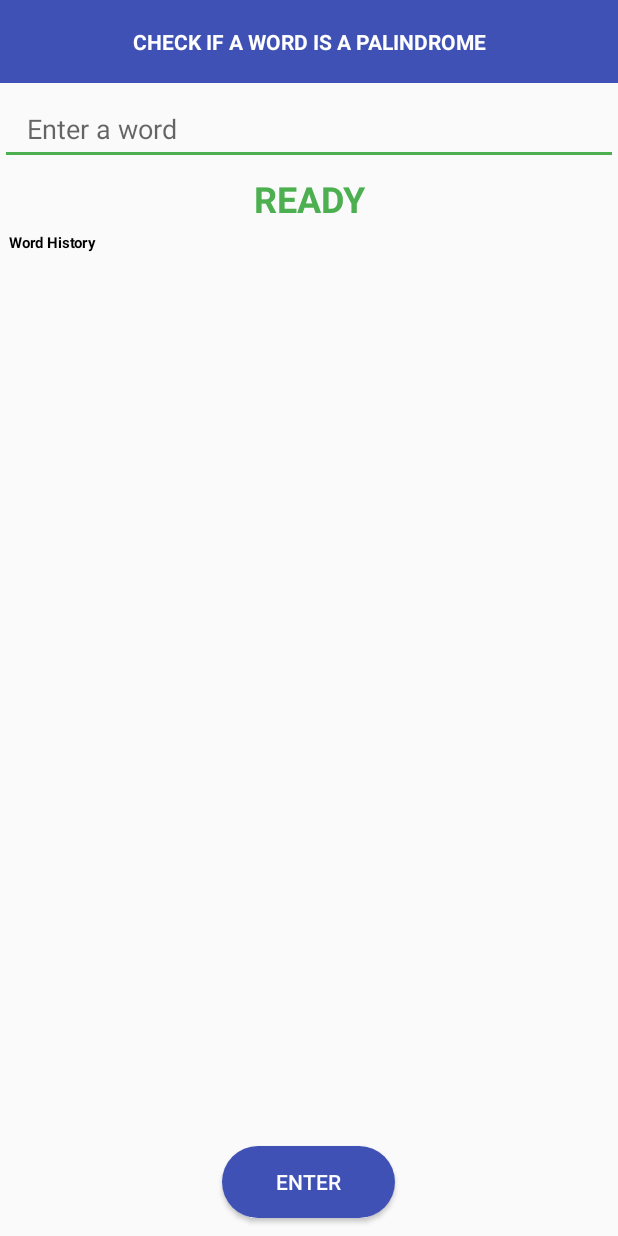
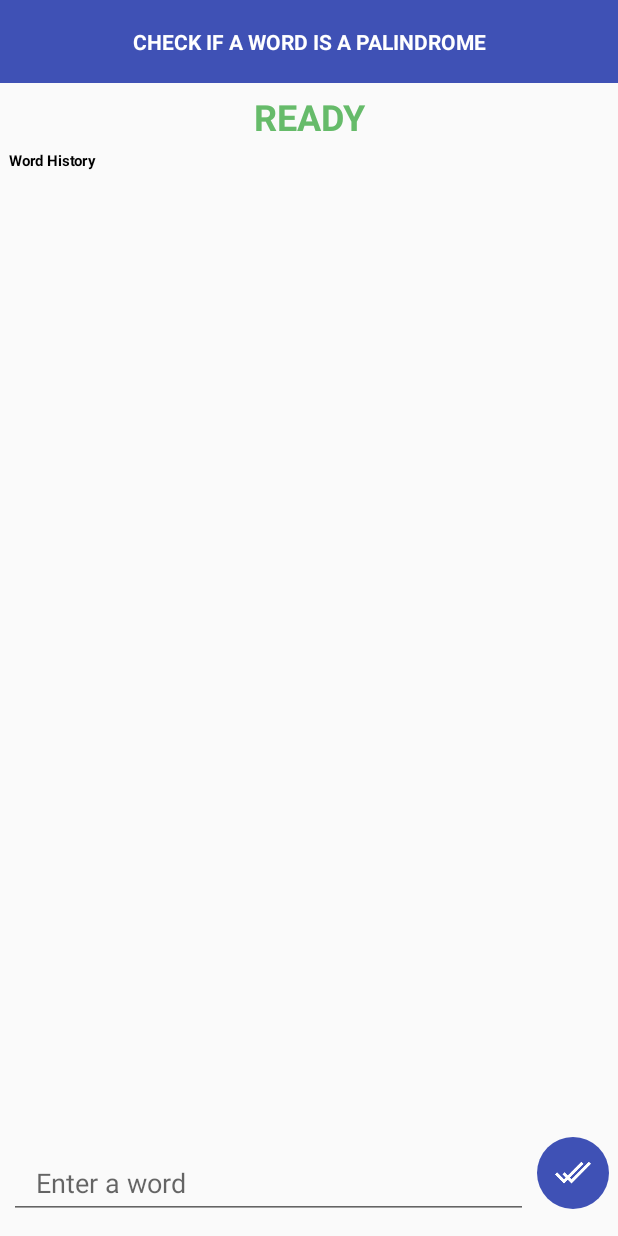
Before and after one commit to harrytrandesign/android_dev_is_palindrome, an Android app: the screen it shows after launch (MainActivity), on a phone screen of 412 x 824 dp. Run offline under Robolectric (Android 15) with nearby library versions, the phone set to English and light mode, and no system bars.

Commit message:
Added an OnEditorActionListener to userInput and imeOptions to the xml ImageButton.
When user inputs a string > 0 check if palindrome and close the soft keyboard programmatically.

Converted Button to ImageButton with white check mark icon.

Redesigned the main activity layout to have the edittext and button in a horizontal linear layout view at the bottom of the layout.

```diff
--- a/app/src/main/res/layout/activity_main.xml
+++ b/app/src/main/res/layout/activity_main.xml
@@ -13,13 +13,6 @@
         style="@style/textview_title_header"
         android:text="@string/main_title"/>
 
-    <EditText
-        android:id="@+id/user_input"
-        style="@style/edittext_user_input"
-        android:hint="@string/edittext_word_hint"
-        android:inputType="text"
-        android:maxLength="50"/>
-
     <TextView
         android:id="@+id/textview_result"
         style="@style/textview_result_view"
@@ -34,10 +27,30 @@
         android:id="@+id/recyclerview_old_words"
         style="@style/recyclerview_list"/>
 
-    <Button
-        android:id="@+id/submit_button"
-        style="@style/button_submit_input"
-        android:text="@string/enter_button"
-        android:textColor="@android:color/white"/>
+    <LinearLayout
+        android:layout_width="match_parent"
+        android:layout_height="wrap_content"
+        android:layout_marginLeft="@dimen/standard_margin"
+        android:layout_marginRight="@dimen/standard_margin"
+        android:orientation="horizontal">
+
+        <EditText
+            android:id="@+id/user_input"
+            style="@style/edittext_user_input"
+            android:hint="@string/edittext_word_hint"
+            android:inputType="text"
+            android:maxLength="50"
+            android:singleLine="true"/>
+
+        <ImageButton
+            android:id="@+id/submit_button"
+            style="@style/button_submit_input"
+            android:imeOptions="actionDone"
+            android:scaleType="centerInside"
+            android:scaleX="-1"
+            android:scaleY="-1"
+            android:src="@drawable/check_mark"
+            android:tint="@android:color/white"/>
+    </LinearLayout>
 
 </LinearLayout>
--- a/app/src/main/res/values/dimens.xml
+++ b/app/src/main/res/values/dimens.xml
@@ -11,6 +11,7 @@
     <dimen name="result_icon_size">24dp</dimen>
     <dimen name="round_corner_radius">25dp</dimen>
     <dimen name="button_side_padding">36dp</dimen>
+    <dimen name="button_image_icon">48dp</dimen>
 
     <!-- Font sizes -->
     <dimen name="small_text">10sp</dimen>
--- a/app/src/main/res/values/styles.xml
+++ b/app/src/main/res/values/styles.xml
@@ -39,14 +39,15 @@
         <item name="android:paddingBottom">@dimen/standard_margin</item>
         <item name="android:paddingTop">@dimen/standard_margin</item>
         <item name="android:textAllCaps">true</item>
-        <item name="android:textColor">@color/colorAccent</item>
+        <item name="android:textColor">@color/result_true</item>
         <item name="android:textSize">@dimen/larger_header_size</item>
         <item name="android:textStyle">bold</item>
     </style>
 
     <style name="edittext_user_input">
-        <item name="android:layout_width">match_parent</item>
+        <item name="android:layout_width">0dp</item>
         <item name="android:layout_height">wrap_content</item>
+        <item name="android:layout_weight">1</item>
         <item name="android:includeFontPadding">true</item>
         <item name="android:paddingBottom">@dimen/medium_margin</item>
         <item name="android:paddingEnd">@dimen/more_margin</item>
@@ -65,11 +66,12 @@
     </style>
 
     <style name="button_submit_input">
-        <item name="android:layout_width">wrap_content</item>
-        <item name="android:layout_height">wrap_content</item>
+        <item name="android:layout_width">@dimen/button_image_icon</item>
+        <item name="android:layout_height">@dimen/button_image_icon</item>
         <item name="android:layout_gravity">center_horizontal</item>
         <item name="android:layout_marginBottom">@dimen/medium_margin</item>
         <item name="android:layout_marginTop">@dimen/standard_margin</item>
+        <item name="android:layout_marginLeft">@dimen/standard_margin</item>
         <item name="android:background">@drawable/submit_button_round_corners</item>
         <item name="android:paddingEnd">@dimen/button_side_padding</item>
         <item name="android:paddingLeft">@dimen/button_side_padding</item>
```
Also changed, not shown: app/src/main/java/com/htdwps/palindromechecker/MainActivity.java (+57 -8 lines).
